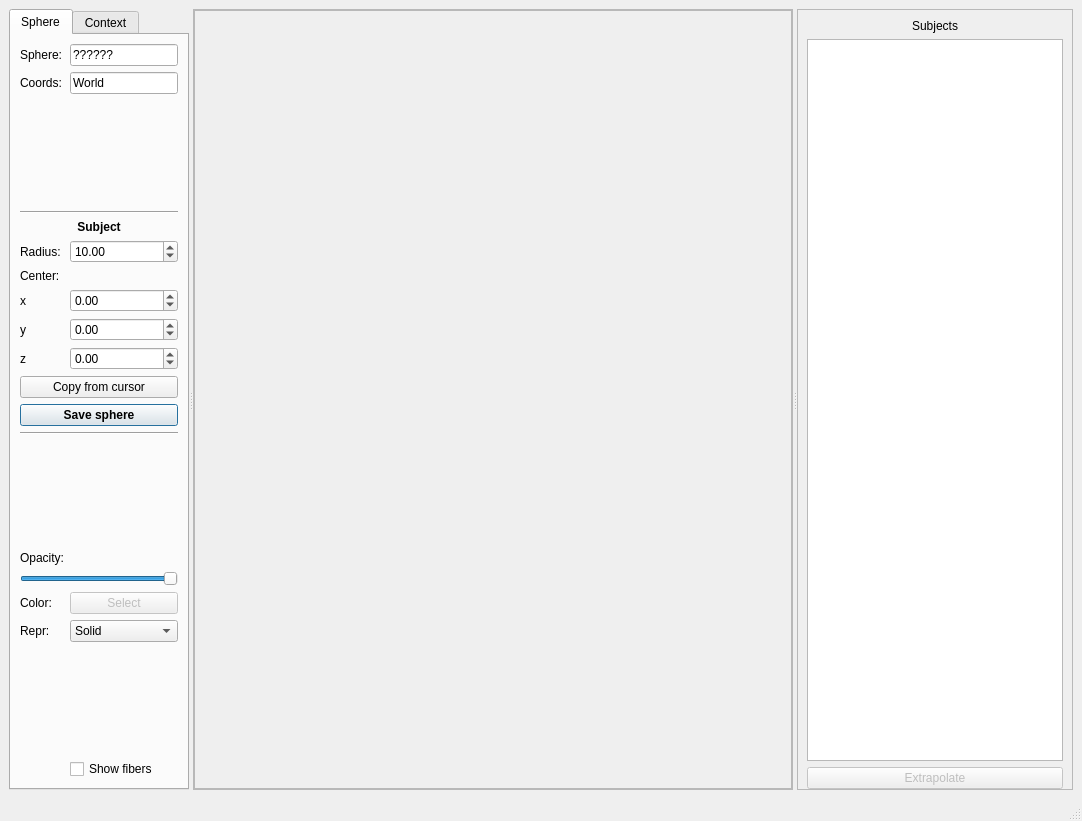
First picture: the form in braviz/interaction/qt_guis/roi_builder.ui, repository diego0020/braviz-app, before the edit.
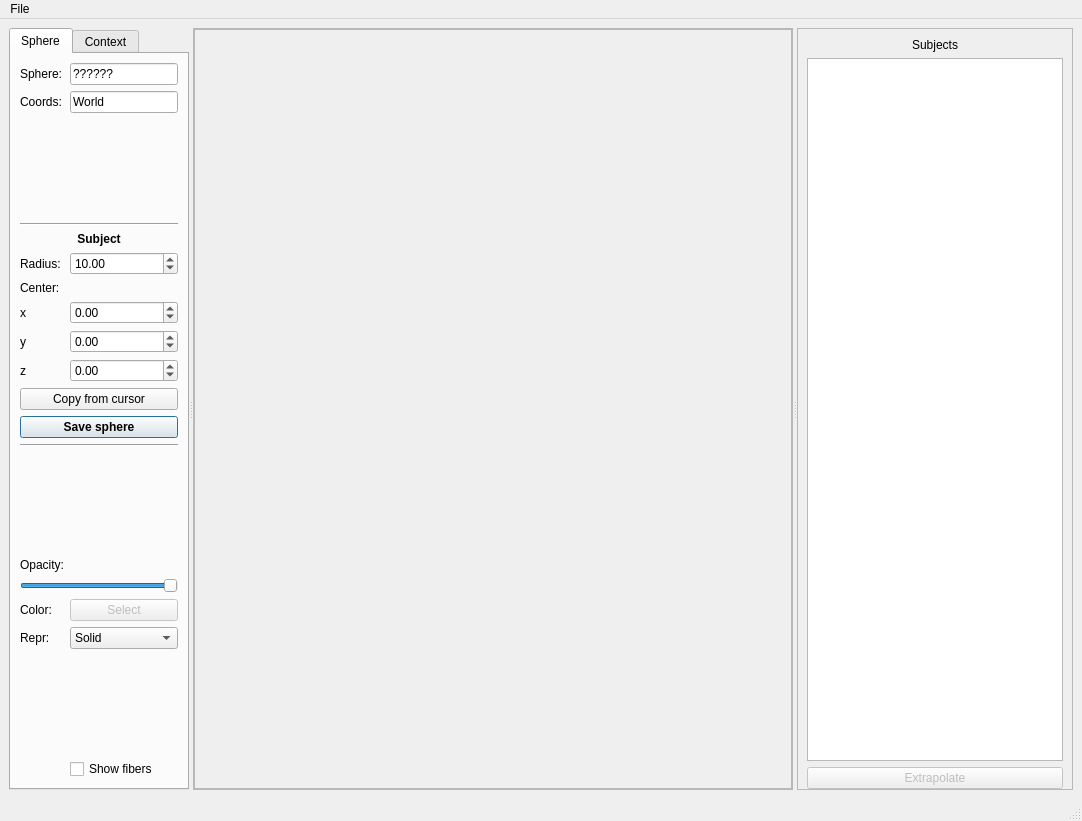
Second picture: the form after the edit.

Commit message: roi workflow skeleton

The edit to the form file:
```diff
--- a/braviz/interaction/qt_guis/roi_builder.ui
+++ b/braviz/interaction/qt_guis/roi_builder.ui
@@ -596,6 +596,16 @@
      <height>26</height>
     </rect>
    </property>
+   <widget class="QMenu" name="menuFile">
+    <property name="title">
+     <string>File</string>
+    </property>
+    <addaction name="actionSave_scenario_2"/>
+    <addaction name="actionLoad_scenario_2"/>
+    <addaction name="separator"/>
+    <addaction name="actionSave_sphere_as"/>
+   </widget>
+   <addaction name="menuFile"/>
   </widget>
   <widget class="QStatusBar" name="statusbar"/>
   <action name="actionSave_scenario">
```
Left out of the diff: 23 changed lines with no effect on the pictures. The commit also changes 1 other file.
